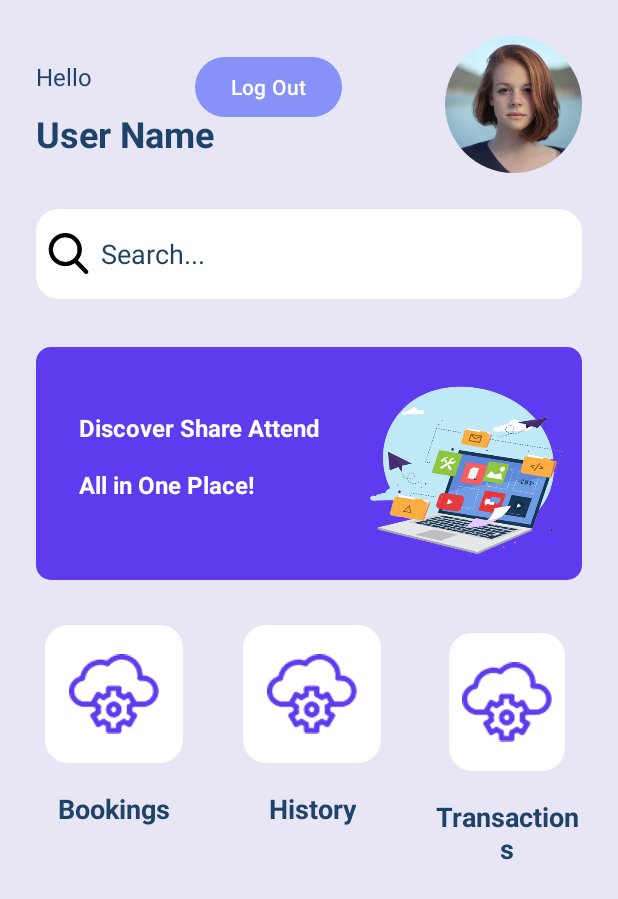
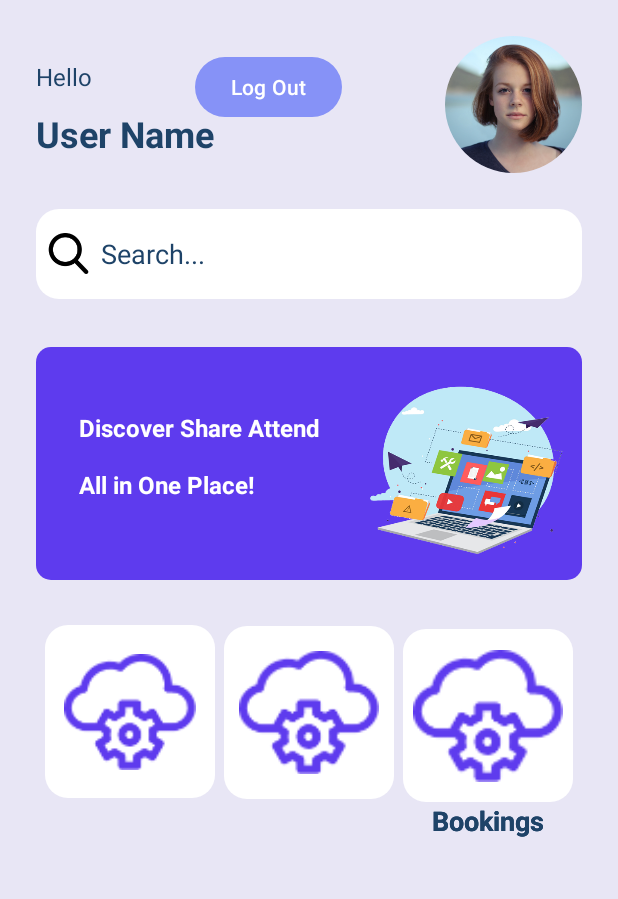
Before and after one commit to sujalpandey/Scan-Tix-2, an Android app: the dashboard screen opened directly, with no data from a screen before it, on a phone screen of 412 x 824 dp. Shown: the top 899 px of the screen. Run offline under Robolectric (Android 15) with nearby library versions, the phone set to English and light mode, and no system bars; our stand-ins replace Firebase (no records; nobody signed in at launch, a user with empty details on screens opened directly); Roboto replaces fonts that are not available here.

Commit message:
Dashboard update-1

```diff
--- a/app/src/main/res/layout/activity_dashboard2.xml
+++ b/app/src/main/res/layout/activity_dashboard2.xml
@@ -139,32 +139,29 @@
 
             </androidx.constraintlayout.widget.ConstraintLayout>
 
-            <LinearLayout
+            <androidx.constraintlayout.widget.ConstraintLayout
+                android:id="@+id/linearLayout"
                 android:layout_width="match_parent"
-                android:layout_height="match_parent"
-                android:layout_margin="10dp"
-                android:orientation="horizontal">
+                android:layout_height="wrap_content"
+                android:layout_margin="10dp">
 
 
-                <LinearLayout
-                    android:layout_width="wrap_content"
-                    android:layout_height="match_parent"
-                    android:layout_margin="10dp"
-
-                    android:orientation="vertical">
-
                 <androidx.constraintlayout.widget.ConstraintLayout
-                        android:layout_width="wrap_content"
-                        android:layout_height="wrap_content"
-                        android:layout_margin="10dp"
-                        android:background="@drawable/white_background">
+                    android:id="@+id/constraintLayout"
+                    android:layout_width="113dp"
+                    android:layout_height="115dp"
+                    android:layout_margin="20dp"
+                    android:background="@drawable/white_background"
+                    app:layout_constraintBottom_toBottomOf="parent"
+                    app:layout_constraintEnd_toEndOf="parent"
+                    app:layout_constraintTop_toTopOf="parent"
+                    app:layout_constraintVertical_bias="0.34">
 
                     <ImageView
                         android:id="@+id/imageView5"
-                            android:layout_width="60dp"
-                            android:layout_height="60dp"
-                            android:layout_margin="16dp"
-
+                        android:layout_width="100dp"
+                        android:layout_height="100dp"
+                        android:layout_margin="10dp"
                         app:layout_constraintBottom_toBottomOf="parent"
                         app:layout_constraintEnd_toEndOf="parent"
                         app:layout_constraintStart_toStartOf="parent"
@@ -177,32 +174,31 @@
                     android:id="@+id/textView2"
                     android:layout_width="wrap_content"
                     android:layout_height="wrap_content"
-                        android:layout_gravity="center"
-                        android:layout_marginTop="8dp"
                     android:text="Bookings"
                     android:textAlignment="center"
                     android:textColor="@color/dark_blue"
                     android:textSize="18sp"
-                        android:textStyle="bold" />
-                </LinearLayout>
-                <LinearLayout
-                    android:layout_width="wrap_content"
-                    android:layout_height="match_parent"
-                    android:layout_margin="10dp"
-                    android:orientation="vertical">
+                    android:textStyle="bold"
+                    app:layout_constraintEnd_toEndOf="@+id/constraintLayout"
+                    app:layout_constraintStart_toStartOf="@+id/constraintLayout"
+                    app:layout_constraintTop_toBottomOf="@+id/constraintLayout" />
 
                 <androidx.constraintlayout.widget.ConstraintLayout
-                        android:layout_width="wrap_content"
-                        android:layout_height="wrap_content"
-                        android:layout_margin="10dp"
-                        android:background="@drawable/white_background">
+                    android:id="@+id/constraintLayout2"
+                    android:layout_width="113dp"
+                    android:layout_height="115dp"
+                    android:layout_margin="20dp"
+                    android:background="@drawable/white_background"
+                    app:layout_constraintStart_toEndtOf="@+id/constraintLayout"
+
+                    app:layout_constraintStart_toStartOf="parent"
+                    app:layout_constraintTop_toTopOf="parent">
 
                     <ImageView
                         android:id="@+id/imageView6"
-                            android:layout_width="60dp"
-                            android:layout_height="60dp"
-                            android:layout_margin="16dp"
-
+                        android:layout_width="88dp"
+                        android:layout_height="96dp"
+                        android:layout_margin="10dp"
                         app:layout_constraintBottom_toBottomOf="parent"
                         app:layout_constraintEnd_toEndOf="parent"
                         app:layout_constraintStart_toStartOf="parent"
@@ -215,31 +211,33 @@
                     android:id="@+id/textView5"
                     android:layout_width="wrap_content"
                     android:layout_height="wrap_content"
-                        android:layout_gravity="center"
-                        android:layout_marginTop="8dp"
-                        android:text="History"
-                        android:textSize="18sp"
+                    android:text="Bookings"
                     android:textAlignment="center"
                     android:textColor="@color/dark_blue"
-                        android:textStyle="bold" />
-                </LinearLayout><LinearLayout
-                android:layout_width="wrap_content"
-                android:layout_height="match_parent"
-                android:layout_margin="15dp"
-                android:orientation="vertical">
+                    android:textSize="18sp"
+                    android:textStyle="bold"
+                    app:layout_constraintEnd_toEndOf="@+id/constraintLayout"
+                    app:layout_constraintStart_toStartOf="@+id/constraintLayout"
+                    app:layout_constraintTop_toBottomOf="@+id/constraintLayout" />
+
 
                 <androidx.constraintlayout.widget.ConstraintLayout
-                    android:layout_width="wrap_content"
-                    android:layout_height="wrap_content"
-                    android:layout_margin="10dp"
-                    android:background="@drawable/white_background">
+                    android:id="@+id/constraintLayout3"
+                    android:layout_width="113dp"
+                    android:layout_height="115dp"
+                    android:layout_margin="20dp"
+                    android:background="@drawable/white_background"
+                    app:layout_constraintBottom_toBottomOf="parent"
+                    app:layout_constraintEnd_toStartOf="@+id/constraintLayout"
+                    app:layout_constraintStart_toEndOf="@+id/constraintLayout2"
+                    app:layout_constraintTop_toTopOf="parent"
+                    app:layout_constraintVertical_bias="0.085">
 
                     <ImageView
                         android:id="@+id/imageView7"
-                        android:layout_width="60dp"
-                        android:layout_height="60dp"
-                        android:layout_margin="16dp"
-
+                        android:layout_width="93dp"
+                        android:layout_height="90dp"
+                        android:layout_margin="10dp"
                         app:layout_constraintBottom_toBottomOf="parent"
                         app:layout_constraintEnd_toEndOf="parent"
                         app:layout_constraintStart_toStartOf="parent"
@@ -252,17 +250,16 @@
                     android:id="@+id/textView6"
                     android:layout_width="wrap_content"
                     android:layout_height="wrap_content"
-                    android:layout_gravity="center"
-                    android:layout_marginTop="8dp"
-                    android:text="Transactions"
-                    android:textSize="18sp"
+                    android:text="Bookings"
                     android:textAlignment="center"
                     android:textColor="@color/dark_blue"
-                    android:textStyle="bold" />
-            </LinearLayout>
+                    android:textSize="18sp"
+                    android:textStyle="bold"
+                    app:layout_constraintEnd_toEndOf="@+id/constraintLayout"
+                    app:layout_constraintStart_toStartOf="@+id/constraintLayout"
+                    app:layout_constraintTop_toBottomOf="@+id/constraintLayout" />
 
-
-            </LinearLayout>
+            </androidx.constraintlayout.widget.ConstraintLayout>
 
         </LinearLayout>
     </ScrollView>
```
Lines whose indentation alone changed are shown as unchanged.
